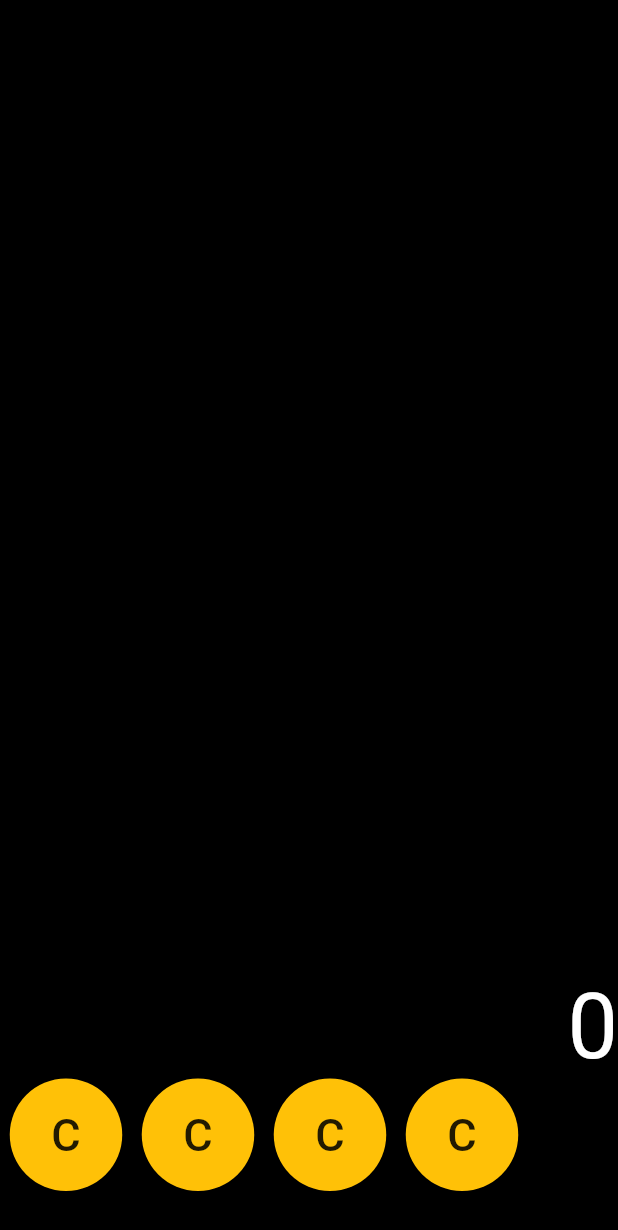
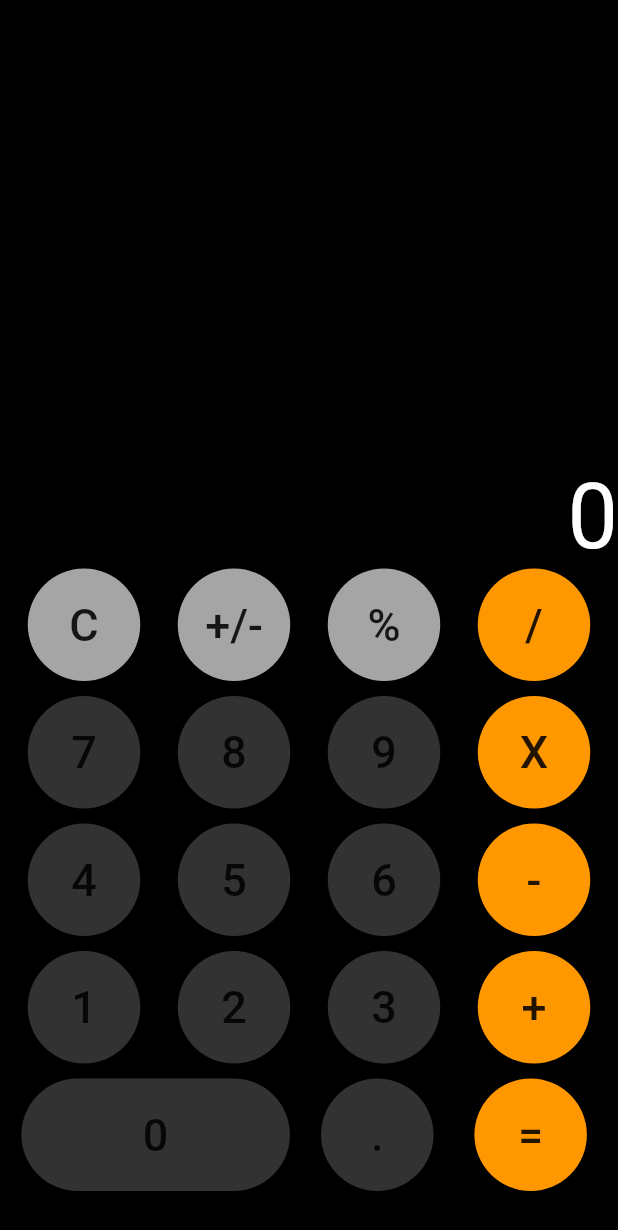
Before and after one commit to alMohamady/my_calculator_01, a Flutter app: the screen it shows after launch, on a phone screen of 412 x 824 dp. Shown: the top 1230 px of the screen. Run offline on Flutter 3.47's test engine with Material 2 defaults, Android fonts, the phone set to English and light mode, and no system bars.

Commit message:
Add buttons function #3

```diff
--- a/lib/main.dart
+++ b/lib/main.dart
@@ -59,89 +59,101 @@ class _Calculator extends State<Calculator> {
               ],
             ),
             Row(
+              mainAxisAlignment: MainAxisAlignment.spaceEvenly,
               children: <Widget>[
-                  Container(
-                    padding: EdgeInsets.only(bottom: 10),
-                    child: RaisedButton(
-                        onPressed: () {
-
-
-                        },
-                         child: Text("C",
-                          style: TextStyle(
-                            fontSize: 30
+                button("C", Color(0xffa5a5a5), 1),
+                button("+/-", Color.fromRGBO(165,165,165, 1), 1),
+                button("%", Color(0xffa5a5a5), 1),
+                button("/", Color(0xffff9800), 1
                 )
+              ],
             ),
-                        color: Colors.amber,
-                      padding: EdgeInsets.all(20),
-                      shape: CircleBorder(),
+            Row(
+              mainAxisAlignment: MainAxisAlignment.spaceEvenly,
+              children: <Widget>[
+                button("7", Color(0xff323232), 1),
+                button("8", Color(0xff323232), 1),
+                button("9", Color(0xff323232), 1),
+                button("X", Color(0xffff9800), 1
+                )
+              ],
             ),
-
+            Row(
+              mainAxisAlignment: MainAxisAlignment.spaceEvenly,
+              children: <Widget>[
+                button("4", Color(0xff323232), 1),
+                button("5", Color(0xff323232), 1),
+                button("6", Color(0xff323232), 1),
+                button("-", Color(0xffff9800), 1
+                )
+              ],
             ),
-                  Container(
-                    padding: EdgeInsets.only(bottom: 10),
-                    child: RaisedButton(
-                      onPressed: () {
-
-
-                      },
-                      child: Text("C",
-                          style: TextStyle(
-                              fontSize: 30
+            Row(
+              mainAxisAlignment: MainAxisAlignment.spaceEvenly,
+              children: <Widget>[
+                button("1", Color(0xff323232), 1),
+                button("2", Color(0xff323232), 1),
+                button("3", Color(0xff323232), 1),
+                button("+", Color(0xffff9800), 1
                 )
+              ],
             ),
-                      color: Colors.amber,
-                      padding: EdgeInsets.all(20),
-                      shape: CircleBorder(),
-                    ),
-
-                  ),
-                  Container(
-                    padding: EdgeInsets.only(bottom: 10),
-                    child: RaisedButton(
-                      onPressed: () {
-
-
-                      },
-                      child: Text("C",
-                          style: TextStyle(
-                              fontSize: 30
+            Row(
+              mainAxisAlignment: MainAxisAlignment.spaceEvenly,
+              children: <Widget>[
+                button("0", Color(0xff323232), 0),
+                button(".", Color(0xff323232), 1),
+                button("=", Color(0xffff9800), 1
                 )
-                      ),
-                      color: Colors.amber,
-                      padding: EdgeInsets.all(20),
-                      shape: CircleBorder(),
-                    ),
-
-                  ),
-                  Container(
-                    padding: EdgeInsets.only(bottom: 10),
-                    child: RaisedButton(
-                      onPressed: () {
-
-
-                      },
-                      child: Text("C",
-                          style: TextStyle(
-                              fontSize: 30
-                          )
-                      ),
-                      color: Colors.amber,
-                      padding: EdgeInsets.all(20),
-                      shape: CircleBorder(),
-                    ),
-
-                  ),
-
               ],
             )
-
           ],
         ),
 
       ),
 
 
-    ) ;
+    );
+  }
+
+  Widget button(String btnTxt, Color color, int num) {
+    Container container;
+
+    if(num == 0) {
+      container = Container(
+          padding: EdgeInsets.only(bottom: 10),
+          child: RaisedButton(
+            onPressed: () {
+
+            },
+            child: Text(btnTxt,
+                style: TextStyle(
+                    fontSize: 30
+                )
+            ),
+            color: color,
+            padding: EdgeInsets.only(left:81, top:20, right: 81, bottom: 20),
+            shape: StadiumBorder(),
+          )
+      );
+    } else {
+      container = Container(
+          padding: EdgeInsets.only(bottom: 10),
+          child: RaisedButton(
+            onPressed: () {
+
+            },
+            child: Text(btnTxt,
+                style: TextStyle(
+                    fontSize: 30
+                )
+            ),
+            color: color,
+            padding: EdgeInsets.all(20),
+            shape: CircleBorder(),
+          )
+      );
+    }
+    return container;
   }
 }
```
Lines whose indentation alone changed are shown as unchanged.
